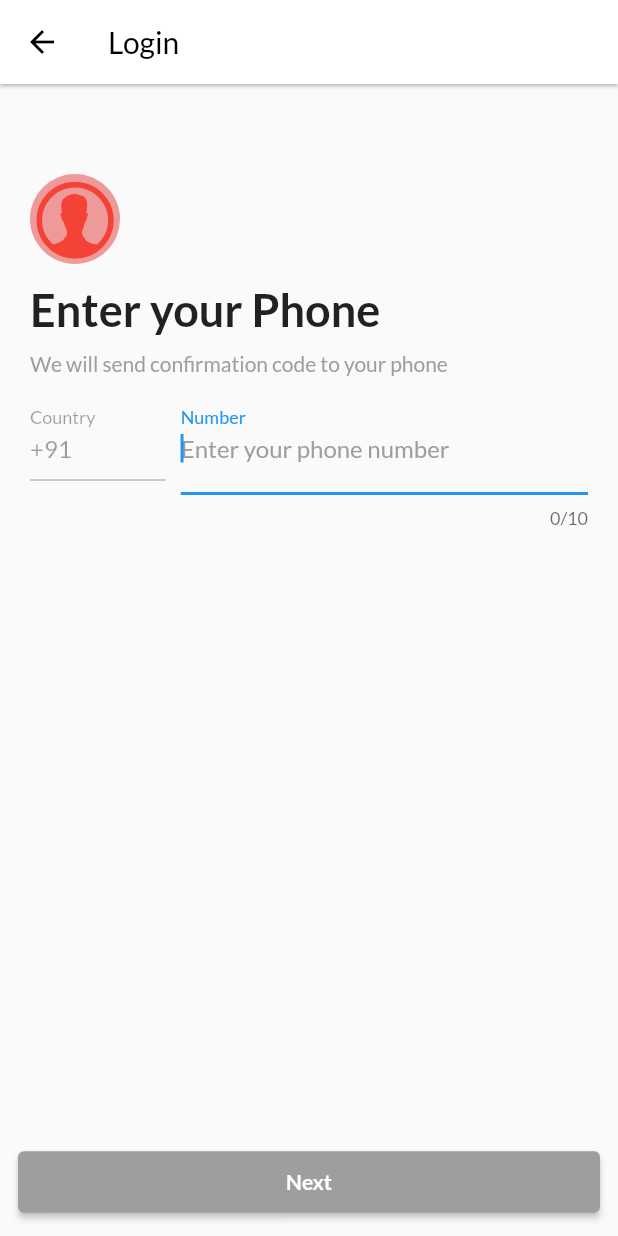
After one commit to SAYLI-tech/books1, a Flutter app: the screen it shows after launch, after a tap on "Continue with Phone", on a phone screen of 412 x 824 dp. The commit adds this screen. Run offline on Flutter 3.47's test engine with Material 2 defaults, Android fonts, the light colour scheme and no system bars; our stand-ins replace animated_text_kit, firebase_core, flutter_signin_button; accounts and stored records are empty.

Commit message:
second commit

```diff
--- a/lib/main.dart
+++ b/lib/main.dart
@@ -1,8 +1,13 @@
+import 'package:firebase_core/firebase_core.dart';
 import 'package:flutter/material.dart';
+import 'package:thrift_books/screens/authentication/phoneauthscreen.dart';
 import 'package:thrift_books/screens/login_screen.dart';
 import 'package:thrift_books/screens/splash_screen.dart';
 
-void main() {
+void main() async{
+
+  WidgetsFlutterBinding.ensureInitialized();
+  await Firebase.initializeApp();
   runApp(MyApp());
 }
 
@@ -17,6 +22,10 @@ class MyApp extends StatelessWidget {
         if (snapshot.connectionState == ConnectionState.waiting) {  //if its connecting,screen will go to splash screen
           return MaterialApp(
               debugShowCheckedModeBanner: false,
+              theme: ThemeData(
+                  primaryColor: Colors.cyan.shade900,
+                  fontFamily: 'Lato'
+              ),
               home: SplashScreen());   //need to create this screen
         } else {
           // Loading is done, return the app:
@@ -27,7 +36,13 @@ class MyApp extends StatelessWidget {
               primaryColor: Colors.cyan.shade900,
               fontFamily: 'Lato'
             ),
-            home: LoginScreen(),
+           home: LoginScreen(),
+            routes: {
+              //we will add the screens here for easy navigation
+              //its a string
+              LoginScreen.id: (context) => LoginScreen(),
+              PhoneAuthScreen.id: (context) => PhoneAuthScreen(),
+            },
           );
         }
       },
--- /dev/null
+++ b/lib/screens/authentication/phoneauthscreen.dart
@@ -0,0 +1,156 @@
+import 'package:flutter/cupertino.dart';
+import 'package:flutter/material.dart';
+
+
+class PhoneAuthScreen extends StatefulWidget {
+  static const String id = 'phone-auth-screen';
+
+  @override
+  _PhoneAuthScreenState createState() => _PhoneAuthScreenState();
+}
+
+class _PhoneAuthScreenState extends State<PhoneAuthScreen> {
+  bool validate=false;
+  var countrycodeController= TextEditingController(text: '+91'); // u can decide country code here
+  var phoneNumberController= TextEditingController();
+  showAlertDialog(BuildContext context) {
+    AlertDialog alert=AlertDialog(
+      content:Row(
+        children: [
+          CircularProgressIndicator(
+            valueColor:AlwaysStoppedAnimation<Color>(Theme.of(context).primaryColor),
+          ),
+          SizedBox(width:8,),
+          Text('Please wait')
+        ],
+      ),
+    );
+    showDialog(
+      barrierDismissible: false,
+        context:context,builder:(BuildContext context){
+      return alert;
+    });
+  }
+ phoneAuthentication(number) {
+   //need to do authentication here
+   print(number);
+ }
+  @override
+  Widget build(BuildContext context) {
+    // TODO: implement build
+
+    return Scaffold(
+      appBar:AppBar(
+        elevation:1,
+        backgroundColor: Colors.white,
+        iconTheme:IconThemeData(color:Colors.black,),
+        title:Text('Login',style:TextStyle(color:Colors.black),),
+      ),
+        body:Padding(
+          padding: const EdgeInsets.all(20.0),
+          child: Column(
+            crossAxisAlignment:CrossAxisAlignment.start,
+          children: [
+            SizedBox(height: 40,),
+    CircleAvatar(
+      radius:30,
+      backgroundColor:Colors.red.shade200,
+      child:Icon(
+        CupertinoIcons.person_alt_circle,
+        color:Colors.red,
+        size:60,
+      ),
+    ),
+       SizedBox(height:12,),
+       Text(
+         'Enter your Phone',
+         style:TextStyle(fontSize:30,fontWeight:FontWeight.bold),
+       ),
+            SizedBox(
+              height:10,
+            ),
+            Text(
+              'We will send confirmation code to your phone',
+              style:TextStyle(color:Colors.grey),
+            ),
+            Row(
+              children: [
+                Expanded(
+                  flex:1,
+                  child:TextFormField(
+                    controller:countrycodeController,
+                    enabled: false,
+                    decoration:InputDecoration(
+                      counterText:'10',
+                      labelText: 'Country'
+                    ),
+
+                  ),),
+                SizedBox(width:10,),
+                Expanded(
+                    flex:3,
+                    child:TextFormField(
+                      onChanged:(value){
+                        if(value.length==10){
+                          setState(() {
+                           validate=true;
+                          });
+                        }
+                        if(value.length<10){
+                          setState(() {
+                            validate=false;
+                          });
+                        }
+
+                      },
+                      autofocus:true,
+                      maxLength: 10,
+                      keyboardType:TextInputType.phone,
+                      controller:phoneNumberController,
+                      decoration:InputDecoration(
+
+                        contentPadding: EdgeInsets.only(bottom:22,top:22),
+                          labelText: 'Number',
+                        hintText: 'Enter your phone number',
+                        hintStyle:TextStyle(color:Colors.grey)
+
+
+                      ),
+                    )),
+
+              ]
+            )
+      ],
+    ),
+        ),
+      bottomNavigationBar: SafeArea(
+        child: Padding(
+          padding: const EdgeInsets.all(12.0),
+          child: AbsorbPointer(
+            absorbing:validate ? false:true,
+            child: ElevatedButton(
+              style:ButtonStyle(
+                backgroundColor: validate
+
+                   ? MaterialStateProperty.all(Theme.of(context).primaryColor) //if validated
+                   : MaterialStateProperty.all(Colors.grey) , //if not validated
+              ),
+              onPressed:(){
+                String number='${countrycodeController.text}${phoneNumberController.text}';
+                //need to show loading
+                showAlertDialog(context);
+                phoneAuthentication(number);
+              },
+              child:Padding(
+                padding: const EdgeInsets.all(12.0),
+                child: Text(
+                    'Next',
+                    style: TextStyle(color:Colors.white,fontWeight:FontWeight.bold),
+                ),
+              ),),
+          ),
+        ),
+      ),
+    );
+  }
+}
--- a/lib/screens/login_screen.dart
+++ b/lib/screens/login_screen.dart
@@ -2,16 +2,19 @@ import 'package:flutter/material.dart';
 import 'package:thrift_books/widgets/auth_ui.dart';
 
 class LoginScreen extends StatelessWidget {
+  static const String id="login-screen";//this also a string
   @override
   Widget build(BuildContext context){
     return Scaffold(
       backgroundColor: Colors.cyan.shade900,
-      body: Column(
+      body: Center(
+        child: Column(
           children: [
             Expanded(child: Container(
               width: MediaQuery.of(context).size.width,  //to get device width
               color: Colors.white,
-            child: Column(
+
+              child: ListView(
                 children: [
                   SizedBox(height: 100,),
                   Image.asset('assets/images/login.jpg',
@@ -28,15 +31,18 @@ class LoginScreen extends StatelessWidget {
             ),),
             Expanded(child: Container(
             child: AuthUi(),
+
             )),
             Padding(
               padding: const EdgeInsets.all(8.0),
               child: Text(
                   'If you continue, you are accepting\nTerms and Conditions and Privacy Policy',
                   textAlign: TextAlign.center,style: TextStyle(color: Colors.white,fontSize:10 ),
+
               ),
             ),
           ],
+        ),
       )
 
     );
--- a/lib/widgets/auth_ui.dart
+++ b/lib/widgets/auth_ui.dart
@@ -1,5 +1,6 @@
 import 'package:flutter/material.dart';
 import 'package:flutter_signin_button/flutter_signin_button.dart';
+import 'package:thrift_books/screens/authentication/phoneauthscreen.dart';
 
 class AuthUi extends StatelessWidget {
   @override
@@ -15,7 +16,12 @@ class AuthUi extends StatelessWidget {
                 style: ButtonStyle(
                   backgroundColor: MaterialStateProperty.all(Colors.white)
                 ),
-                onPressed: (){}, child: Row(
+                onPressed: ()
+                {
+                  //now u can easily navigate to phone auth screen
+                  Navigator.pushNamed(context, PhoneAuthScreen.id);
+
+                }, child: Row(
               children: [
                 Icon(Icons.phone_android_outlined,color: Colors.black,),
                 SizedBox(width: 8,),
```
Also changed, not shown: pubspec.yaml (+6 -33 lines), pubspec.lock, 3 other files. Lines whose indentation alone changed are shown as unchanged.
